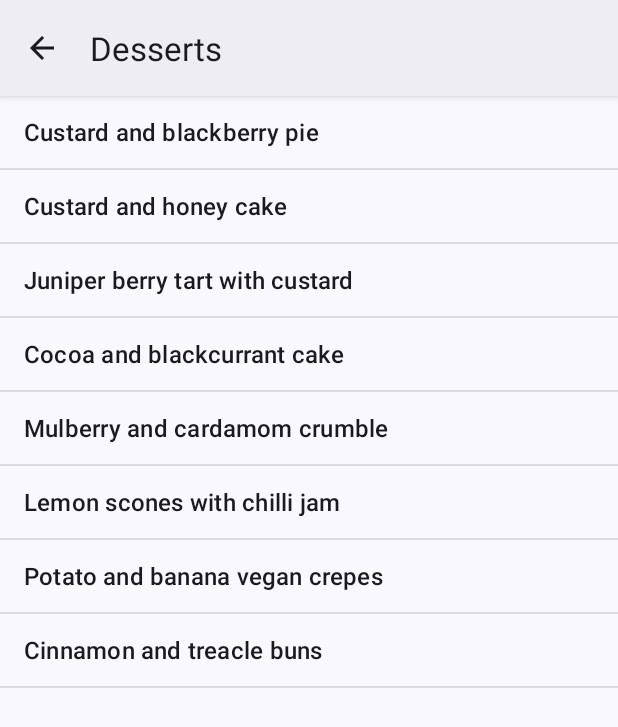
After one commit to roelno/the_hungry_developer, an Android app: the DessertsActivity screen opened directly, with no data from a screen before it, on a phone screen of 412 x 824 dp. The commit adds this screen. Shown: the top 727 px of the screen. Run offline under Robolectric (Android 15) with nearby library versions, the phone set to English and light mode, and no system bars.

Commit message:
Create DessertActivity class and make it a Intent

```diff
--- /dev/null
+++ b/app/src/main/java/com/zelda/thehungrydeveloper/DessertsActivity.java
@@ -0,0 +1,32 @@
+package com.zelda.thehungrydeveloper;
+
+import androidx.appcompat.app.AppCompatActivity;
+
+import android.os.Bundle;
+import android.widget.ArrayAdapter;
+import android.widget.ListView;
+
+public class DessertsActivity extends AppCompatActivity {
+
+    @Override
+    protected void onCreate(Bundle savedInstanceState) {
+        super.onCreate(savedInstanceState);
+        setContentView(R.layout.activity_desserts);
+
+        ListView dessertsList = findViewById(R.id.list_view_desserts);
+
+        Dish[] desserts = {
+                new Dish("Custard and blackberry pie", "A flaky pasty case filled with custard and fresh blackberry", 399),
+                new Dish("Custard and honey cake", "Moist cake made with custard and clear honey", 399),
+                new Dish("Juniper berry tart with custard", "A rich pastry case filled with juniper berry and served with custard sauce", 499),
+                new Dish("Cocoa and blackcurrant cake", "Moist cake made with cocoa and fresh blackcurrant", 499),
+                new Dish("Mulberry and cardamom crumble", "Fresh mulberry and green cardamom topped with butter crumble", 699),
+                new Dish("Lemon scones with chilli jam", "Vegan scones served with chilli jam and fresh coconut cream", 599),
+                new Dish("Potato and banana vegan crepes", "Crispy vegan crepes filled with fresh potato and banana", 599),
+                new Dish("Cinnamon and treacle buns", "Crumbly buns made with cinnamon and dark treacle", 499)
+        };
+
+        ArrayAdapter<Dish> dessertsAdapter = new ArrayAdapter<>(this, android.R.layout.simple_list_item_1, desserts);
+        dessertsList.setAdapter(dessertsAdapter);
+    }
+}
--- /dev/null
+++ b/app/src/main/res/layout/activity_desserts.xml
@@ -0,0 +1,5 @@
+<?xml version="1.0" encoding="utf-8"?>
+<ListView xmlns:android="http://schemas.android.com/apk/res/android"
+    android:id="@+id/list_view_desserts"
+    android:layout_width="match_parent"
+    android:layout_height="match_parent" />
```
Also changed, not shown: app/src/main/AndroidManifest.xml (+6 -5 lines), app/src/main/java/com/zelda/thehungrydeveloper/MainActivity.java (+10 -0 lines).
